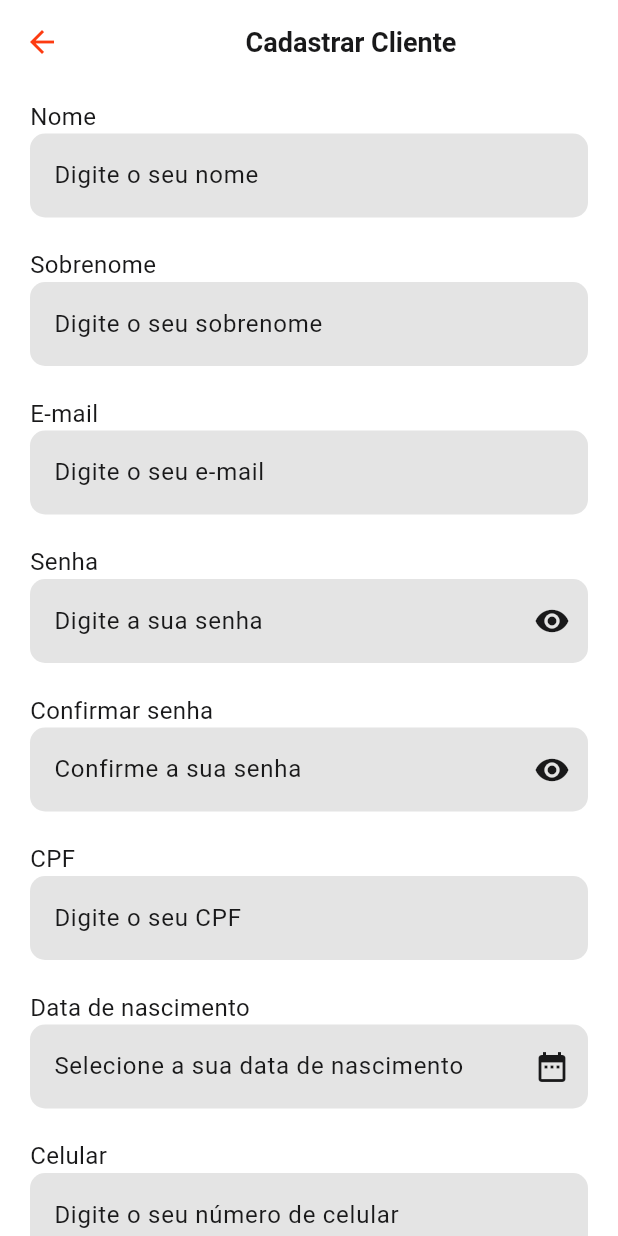
After one commit to MichellRPS/caviar-mobile, a Flutter app: the ClientesCadastrarView screen opened by its route, on a phone screen of 412 x 824 dp. The commit adds this screen. Run offline on Flutter 3.47's test engine with Material 2 defaults, Android fonts, the light colour scheme and no system bars.

Commit message:
Interface gráfica para cadastro de clientes

```diff
--- a/client/caviar_mobile/lib/main.dart
+++ b/client/caviar_mobile/lib/main.dart
@@ -1,6 +1,7 @@
 import 'package:flutter/material.dart';
 
 import './view/cardapio_view.dart';
+import './view/clientes_cadastrar_view.dart';
 import 'view/funcionario_cadastrar_view.dart';
 import 'view/produto_cadastrar_view.dart';
 
@@ -22,6 +23,7 @@ class Caviar extends StatelessWidget {
       initialRoute: CardapioView.rota,
       routes: {
         CardapioView.rota: (contexto) => const CardapioView(),
+        ClientesCadastrarView.rota: (contexto) => const ClientesCadastrarView(),
         FuncionarioCadastrarView.rota: (contexto) => const FuncionarioCadastrarView(),
         ProdutoCadastrarView.rota: (contexto) => const ProdutoCadastrarView(),
       },
--- /dev/null
+++ b/client/caviar_mobile/lib/model/clientes_model.dart
@@ -0,0 +1,48 @@
+// ignore_for_file: non_constant_identifier_names
+
+import 'dart:convert';
+
+import 'package:http/http.dart';
+
+class ClientesModel {
+  String? id;
+  String? nome;
+  String? sobrenome;
+  String? email;
+  String? senha;
+  String? cpf;
+  String? data_nascimento;
+  String? celular;
+
+  ClientesModel({
+    this.id,
+    this.nome,
+    this.sobrenome,
+    this.email,
+    this.senha,
+    this.cpf,
+    this.data_nascimento,
+    this.celular,
+  });
+
+  Future<void> salvar() async {
+    try {
+      await post(
+        Uri.parse('https://menu-caviar.000webhostapp.com/add.php/clientes'),
+        body: {
+          'nome': nome,
+          'sobrenome': sobrenome,
+          'email': email,
+          'senha': senha,
+          'cpf': cpf,
+          'data_nascimento': data_nascimento,
+          'celular': celular,
+        },
+        encoding: Encoding.getByName('utf-8'),
+        headers: {'Content-Type': 'application/x-www-form-urlencoded'},
+      );
+    } catch (error) {
+      rethrow;
+    }
+  }
+}
--- a/client/caviar_mobile/lib/view/cardapio_view.dart
+++ b/client/caviar_mobile/lib/view/cardapio_view.dart
@@ -1,5 +1,6 @@
 import 'package:flutter/material.dart';
 
+import './clientes_cadastrar_view.dart';
 import './funcionario_cadastrar_view.dart';
 import './produto_cadastrar_view.dart';
 import '../widgets/app_bar_customizada.dart';
@@ -28,6 +29,12 @@ class CardapioView extends StatelessWidget {
               Navigator.pushNamed(context, ProdutoCadastrarView.rota);
             },
           ),
+          ElevatedButton(
+            child: const Text('Cliente'),
+            onPressed: () {
+              Navigator.pushNamed(context, ClientesCadastrarView.rota);
+            },
+          ),
         ],
       ),
     );
--- /dev/null
+++ b/client/caviar_mobile/lib/view/clientes_cadastrar_view.dart
@@ -0,0 +1,239 @@
+import 'package:flutter/material.dart';
+
+import '../model/clientes_model.dart';
+import '../widgets/app_bar_customizada.dart';
+import '../widgets/botao_formulario.dart';
+import '../widgets/campo_formulario.dart';
+import '../widgets/carregamento.dart';
+import '../constantes.dart';
+
+class ClientesCadastrarView extends StatefulWidget {
+  static const String rota = '/clientes/cadastrar';
+
+  const ClientesCadastrarView({super.key});
+
+  @override
+  State<ClientesCadastrarView> createState() => _ClientesCadastrarViewState();
+}
+
+class _ClientesCadastrarViewState extends State<ClientesCadastrarView> {
+  final GlobalKey<FormState> _chaveFormulario = GlobalKey<FormState>();
+  bool loading = false;
+  ClientesModel cliente = ClientesModel();
+  String? _confirmarSenha;
+
+  @override
+  Widget build(BuildContext context) {
+    return Scaffold(
+      appBar: const AppBarCustomizada(textoTitulo: 'Cadastrar Cliente'),
+      backgroundColor: branco,
+      body: loading
+          ? const Carregamento()
+          : Form(
+              key: _chaveFormulario,
+              child: SingleChildScrollView(
+                child: Column(
+                  children: [
+                    CampoFormulario(
+                      aoSalvar: (valor) {
+                        cliente.nome = valor;
+                      },
+                      textoDica: 'Digite o seu nome',
+                      textoRotulo: 'Nome',
+                      validar: (valor) {
+                        if (valor == null || valor.isEmpty) {
+                          return 'Digite o seu nome';
+                        }
+
+                        if (valor.length > 100) {
+                          return 'O nome pode conter no máximo 100 caracteres';
+                        }
+
+                        return null;
+                      },
+                    ),
+                    CampoFormulario(
+                      aoSalvar: (valor) {
+                        cliente.sobrenome = valor;
+                      },
+                      textoDica: 'Digite o seu sobrenome',
+                      textoRotulo: 'Sobrenome',
+                      validar: (valor) {
+                        if (valor == null || valor.isEmpty) {
+                          return 'Digite o seu sobrenome';
+                        }
+
+                        if (valor.length > 100) {
+                          return 'O sobrenome pode conter no máximo 100 caracteres';
+                        }
+
+                        return null;
+                      },
+                    ),
+                    CampoFormulario(
+                      aoSalvar: (valor) {
+                        cliente.email = valor;
+                      },
+                      textoDica: 'Digite o seu e-mail',
+                      textoRotulo: 'E-mail',
+                      validar: (valor) {
+                        if (valor == null || valor.isEmpty) {
+                          return 'Digite o seu e-mail';
+                        }
+
+                        if (valor.length > 100) {
+                          return 'O e-mail pode conter no máximo 100 caracteres';
+                        }
+
+                        if (!valor.contains('@') || !valor.contains('.')) {
+                          return 'O e-mail deve ser válido';
+                        }
+
+                        return null;
+                      },
+                    ),
+                    CampoFormulario(
+                      aoSalvar: (valor) {
+                        cliente.senha = valor;
+                      },
+                      aoDigitarCaractere: (valor) {
+                        cliente.senha = valor;
+                      },
+                      ocultarTexto: true,
+                      textoDica: 'Digite a sua senha',
+                      textoRotulo: 'Senha',
+                      validar: (valor) {
+                        if (valor == null || valor.isEmpty) {
+                          return 'Digite a sua senha';
+                        }
+
+                        if (valor.length > 100) {
+                          return 'A senha pode conter no máximo 100 caracteres';
+                        }
+
+                        if (valor != _confirmarSenha) {
+                          return 'As senhas devem ser iguais';
+                        }
+
+                        return null;
+                      },
+                    ),
+                    CampoFormulario(
+                      aoSalvar: (valor) {
+                        _confirmarSenha = valor;
+                      },
+                      aoDigitarCaractere: (valor) {
+                        _confirmarSenha = valor;
+                      },
+                      ocultarTexto: true,
+                      textoDica: 'Confirme a sua senha',
+                      textoRotulo: 'Confirmar senha',
+                      validar: (valor) {
+                        if (valor == null || valor.isEmpty) {
+                          return 'Confirme a sua senha';
+                        }
+
+                        if (valor != cliente.senha) {
+                          return 'As senhas devem ser iguais';
+                        }
+
+                        return null;
+                      },
+                    ),
+                    CampoFormulario(
+                      aoSalvar: (valor) {
+                        cliente.cpf = valor;
+                      },
+                      textoDica: 'Digite o seu CPF',
+                      textoRotulo: 'CPF',
+                      validar: (valor) {
+                        if (valor == null || valor.isEmpty) {
+                          return 'Digite o seu CPF';
+                        }
+
+                        if (!RegExp(r'^[0-9]+$').hasMatch(valor)) {
+                          return 'O CPF deve conter apenas números';
+                        }
+
+                        if (valor.length != 11) {
+                          return 'O CPF deve conter 11 números';
+                        }
+
+                        return null;
+                      },
+                    ),
+                    CampoFormulario(
+                      aoSalvar: (valor) {
+                        cliente.data_nascimento = valor;
+                      },
+                      data: true,
+                      textoDica: 'Selecione a sua data de nascimento',
+                      textoRotulo: 'Data de nascimento',
+                      validar: (valor) {
+                        if (valor == null || valor.isEmpty) {
+                          return 'Selecione a sua data de nascimento';
+                        }
+
+                        return null;
+                      },
+                    ),
+                    CampoFormulario(
+                      aoSalvar: (valor) {
+                        cliente.celular = valor;
+                      },
+                      textoDica: 'Digite o seu número de celular',
+                      textoRotulo: 'Celular',
+                      validar: (valor) {
+                        if (valor == null || valor.isEmpty) {
+                          return 'Digite o seu número de celular';
+                        }
+
+                        if (!RegExp(r'^[0-9]+$').hasMatch(valor)) {
+                          return 'O número de celular deve conter apenas números';
+                        }
+
+                        if (valor.length != 11) {
+                          return 'O número de celular deve conter 11 números';
+                        }
+
+                        return null;
+                      },
+                    ),
+                    BotaoFormulario(
+                      salvar: () async {
+                        if (!_chaveFormulario.currentState!.validate()) {
+                          return;
+                        }
+
+                        setState(() {
+                          loading = true;
+                        });
+
+                        try {
+                          _chaveFormulario.currentState!.save();
+
+                          await cliente.salvar();
+
+                          // ignore: use_build_context_synchronously
+                          exibirMensagem(
+                            context,
+                            'Sucesso',
+                            'Cliente cadastrado com sucesso',
+                          );
+                        } catch (error) {
+                          exibirMensagem(context, 'Erro', mensagemErro);
+                        }
+
+                        setState(() {
+                          loading = false;
+                        });
+                      },
+                      textoBotao: 'Cadastrar',
+                    ),
+                  ],
+                ),
+              ),
+            ),
+    );
+  }
+}
--- a/client/caviar_mobile/lib/widgets/campo_formulario.dart
+++ b/client/caviar_mobile/lib/widgets/campo_formulario.dart
@@ -63,6 +63,7 @@ class _CampoFormularioState extends State<CampoFormulario> {
             alignment: Alignment.topRight,
             children: [
               TextFormField(
+                autovalidateMode: AutovalidateMode.onUserInteraction,
                 controller: _controlador,
                 decoration: InputDecoration(
                   border: OutlineInputBorder(
```
Also changed, not shown: 1 other file.
